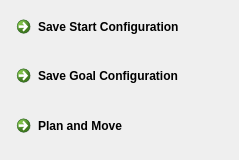
This is planning/ui/planning_plugin.ui in golems/grip2_plugin as Qt 5 draws it before an edit. The edited form follows.
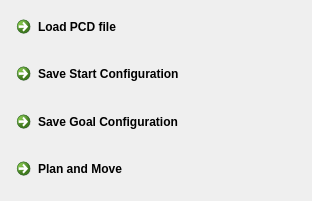
This is the edited form.

```diff
--- a/planning/ui/planning_plugin.ui
+++ b/planning/ui/planning_plugin.ui
@@ -6,8 +6,8 @@
    <rect>
     <x>0</x>
     <y>0</y>
-    <width>239</width>
-    <height>160</height>
+    <width>312</width>
+    <height>201</height>
    </rect>
   </property>
   <property name="windowTitle">
@@ -15,6 +15,13 @@
   </property>
   <widget class="QWidget" name="dockWidgetContents">
    <layout class="QVBoxLayout" name="verticalLayout">
+    <item>
+     <widget class="QCommandLinkButton" name="commandLinkButton">
+      <property name="text">
+       <string>Load PCD file</string>
+      </property>
+     </widget>
+    </item>
     <item>
      <widget class="QCommandLinkButton" name="saveStartButton">
       <property name="text">
```
